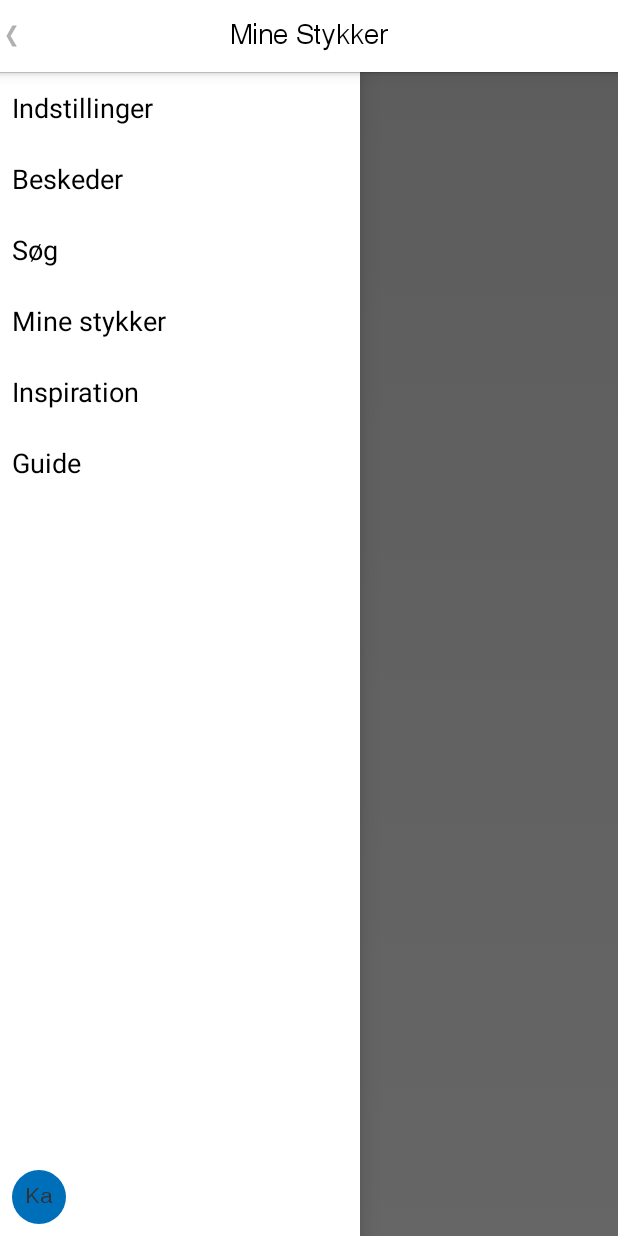
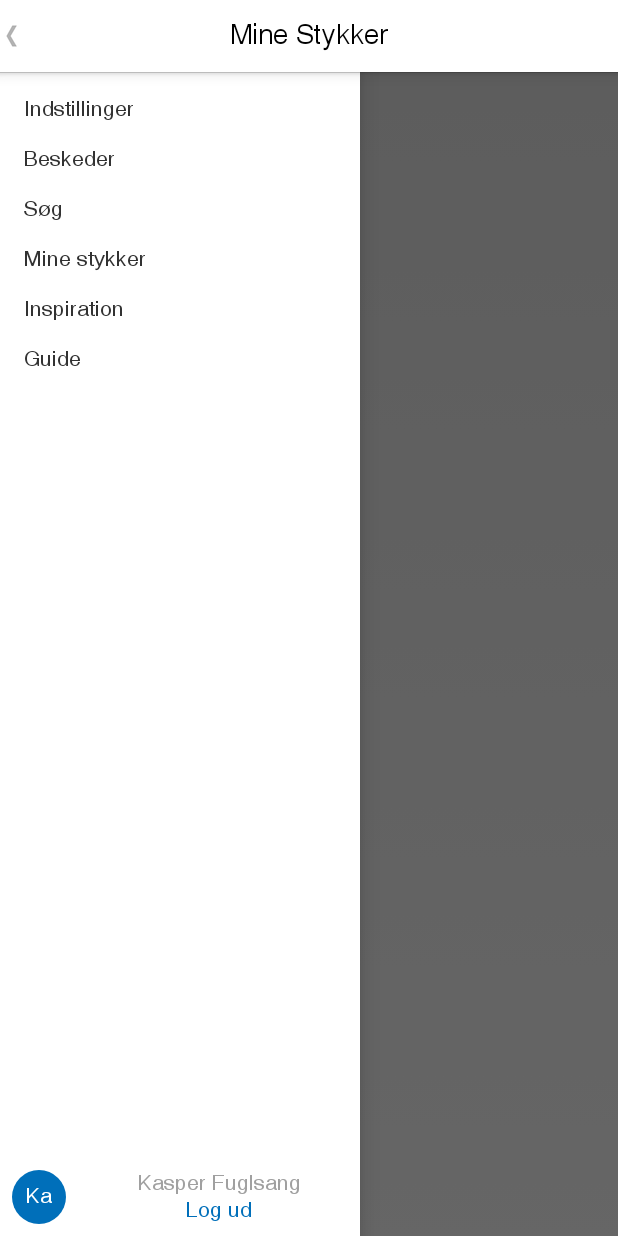
Before and after one commit to WebmyneMobileTeam/DT2, an Android app: the MyPlays screen opened directly, with no data from a screen before it, with the side drawer open, on a phone screen of 412 x 824 dp. Run offline under Robolectric (Android 15) with nearby library versions, the phone set to English and light mode, and no system bars; 2 statements that could not run were skipped.

Commit message:
nirav changes drawer

```diff
--- a/app/src/main/java/wm/com/dt/my_plays/MyPlays.java
+++ b/app/src/main/java/wm/com/dt/my_plays/MyPlays.java
@@ -1,9 +1,15 @@
 package wm.com.dt.my_plays;
 
+import android.app.Activity;
+import android.content.Context;
 import android.os.Bundle;
+import android.view.LayoutInflater;
+import android.view.ViewGroup;
 import android.widget.AdapterView;
 import wm.com.dt.app.BaseActivity;
 import wm.com.dt.R;
+import wm.com.dt.customviews.WMTextView;
+
 import android.support.v4.app.ActionBarDrawerToggle;
 import android.support.v4.view.GravityCompat;
 import android.support.v4.widget.DrawerLayout;
@@ -11,6 +17,7 @@ import android.view.MenuItem;
 import android.view.View;
 
 import android.widget.ArrayAdapter;
+import android.widget.BaseAdapter;
 import android.widget.ListView;
 import android.widget.Toast;
 
@@ -37,8 +44,8 @@ public class MyPlays extends BaseActivity implements AdapterView.OnItemClickList
     private void initFields(){
         drawer=(DrawerLayout) findViewById(R.id.drawer_layout);
         leftDrawerList=(ListView) findViewById(R.id.left_drawer);
-        leftDrawerList.setAdapter(new ArrayAdapter<String>(this, android.R.layout.simple_list_item_1,leftSliderData ));
-        leftDrawerList.setOnItemClickListener(this);
+        leftDrawerList.setAdapter(new NavigationDrawerAdapter(MyPlays.this, leftSliderData));
+
     }
     private void initDrawer() {
         drawer.setDrawerShadow(R.drawable.drawer_shadow, GravityCompat.START);
@@ -84,4 +91,57 @@ public class MyPlays extends BaseActivity implements AdapterView.OnItemClickList
     }
 
 
+    // Navigation Drawer Adapter
+    public class NavigationDrawerAdapter extends BaseAdapter {
+
+        Context context;
+        LayoutInflater inflater;
+
+        public NavigationDrawerAdapter(Context context, String[] leftSliderData) {
+            this.context = context;
+        }
+
+        public int getCount() {
+
+            return leftSliderData.length;
+
+        }
+
+        public Object getItem(int position) {
+            return leftSliderData[position];
+        }
+
+        public long getItemId(int position) {
+            return position;
+        }
+
+        public class ViewHolder {
+            WMTextView txtDrawerItem;
+        }
+
+
+        public View getView( final int position, View convertView,
+                             ViewGroup parent) {
+
+            final ViewHolder holder;
+            LayoutInflater mInflater = (LayoutInflater) context.getSystemService(Activity.LAYOUT_INFLATER_SERVICE);
+
+            if (convertView == null) {
+                convertView = mInflater.inflate(R.layout.item_drawer, parent,false);
+                holder = new ViewHolder();
+                holder.txtDrawerItem = (WMTextView) convertView.findViewById(R.id.txtDrawerItem);
+                convertView.setTag(holder);
+            } else {
+                holder = (ViewHolder) convertView.getTag();
+            }
+            holder.txtDrawerItem.setText(leftSliderData[position]);
+            return convertView;
+
+        }
+
+    }
+
+
+
+
 }
--- a/app/src/main/res/layout/activity_my_plays.xml
+++ b/app/src/main/res/layout/activity_my_plays.xml
@@ -6,39 +6,59 @@
 
     <FrameLayout
         android:id="@+id/main_content"
-
         android:layout_width="match_parent"
         android:layout_height="match_parent"></FrameLayout>
 
     <RelativeLayout
         android:layout_width="240dp"
         android:layout_height="match_parent"
-        android:background="#ffffff"
-        android:layout_gravity="left">
+        android:layout_gravity="left"
+
+        android:background="#ffffff">
 
         <ListView
+            android:layout_marginTop="8dp"
             android:id="@+id/left_drawer"
             android:layout_width="match_parent"
             android:layout_height="match_parent"
-            android:layout_above="@+id/logoutView"
+            android:layout_above="@+id/logoutImage"
             android:layout_alignParentLeft="true"
+            android:layout_alignParentTop="true"
             android:divider="#00000000"
-            android:dividerHeight="0dp"
-            android:layout_alignParentTop="true"
-            />
-        <!--changes required for dim -->
+            android:dividerHeight="0dp" />
+
         <wm.com.dt.customviews.WMTextView
-            android:id="@+id/logoutView"
-            android:layout_width="36dp"
-            android:layout_height="36dp"
+            android:id="@+id/logoutImage"
+            android:layout_width="@dimen/logout_image_size"
+            android:layout_height="@dimen/logout_image_size"
             android:layout_alignParentBottom="true"
             android:layout_alignParentLeft="true"
+            android:layout_margin="8dp"
+            android:background="@drawable/circle_shape"
             android:gravity="center"
+            android:text="Ka"
+            android:textColor="#ffffff" />
+
+        <wm.com.dt.customviews.WMTextView
+            android:id="@+id/logoutUser"
+            android:layout_width="match_parent"
+            android:layout_height="wrap_content"
+            android:layout_above="@+id/logoutButton"
+            android:gravity="center_horizontal"
+            android:layout_toRightOf="@+id/logoutImage"
+            android:text="Kasper Fuglsang"
+            android:textColor="#a0a0a0" />
+
+        <wm.com.dt.customviews.WMTextView
+            android:id="@+id/logoutButton"
+            android:layout_width="match_parent"
+            android:layout_height="wrap_content"
+            android:gravity="center_horizontal"
+            android:layout_alignParentBottom="true"
             android:layout_marginBottom="8dp"
-            android:layout_marginLeft="8dp"
-            android:background="@drawable/circle_shape"
-            android:text="Ka" />
-
+            android:layout_toRightOf="@+id/logoutImage"
+            android:text="Log ud"
+            android:textColor="#006fba" />
     </RelativeLayout>
 
 </android.support.v4.widget.DrawerLayout>
--- /dev/null
+++ b/app/src/main/res/layout/item_drawer.xml
@@ -0,0 +1,20 @@
+<?xml version="1.0" encoding="utf-8"?>
+
+<LinearLayout xmlns:android="http://schemas.android.com/apk/res/android"
+    android:layout_width="match_parent"
+    android:layout_height="match_parent"
+
+    android:orientation="vertical">
+
+    <wm.com.dt.customviews.WMTextView
+        android:paddingBottom="8dp"
+        android:paddingTop="8dp"
+        android:paddingLeft="16dp"
+        android:paddingRight="16dp"
+        android:id="@+id/txtDrawerItem"
+        android:layout_width="match_parent"
+        android:layout_height="wrap_content">
+
+    </wm.com.dt.customviews.WMTextView>
+
+</LinearLayout>
--- a/app/src/main/res/values/dimens.xml
+++ b/app/src/main/res/values/dimens.xml
@@ -3,4 +3,7 @@
     <dimen name="activity_horizontal_margin">16dp</dimen>
     <dimen name="activity_vertical_margin">16dp</dimen>
 
+    <!-- navigation drawer dimentions -->
+    <dimen name="logout_image_size">36dp</dimen>
+
 </resources>
```
